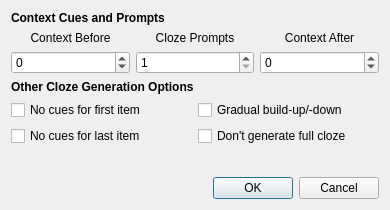
First picture: the form in designer/settings_note.ui, repository glutanimate/cloze-overlapper, before the edit.
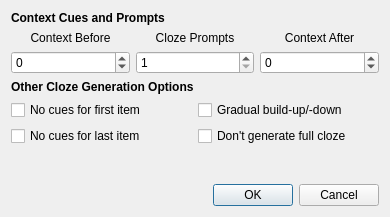
Second picture: the form after the edit.

Commit message: Fix tab focus order

Diff of the .ui file:
```diff
--- a/designer/settings_note.ui
+++ b/designer/settings_note.ui
@@ -7,7 +7,7 @@
     <x>0</x>
     <y>0</y>
     <width>390</width>
-    <height>210</height>
+    <height>217</height>
    </rect>
   </property>
   <property name="windowTitle">
```
Left out of the diff: 1 changed line with no effect on the pictures. The commit also changes 1 other file.
